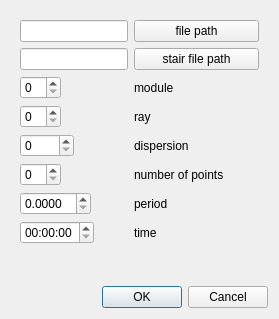
The window that src/flowdetecter.ui (vtyulb/BSA-Analytics) describes before a commit, drawn with Qt 5.
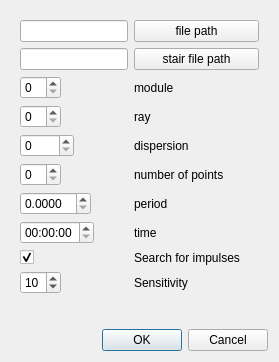
The same window after the commit.

Commit message: big impulses

Patch:
```diff
--- a/src/flowdetecter.ui
+++ b/src/flowdetecter.ui
@@ -7,7 +7,7 @@
     <x>0</x>
     <y>0</y>
     <width>279</width>
-    <height>319</height>
+    <height>362</height>
    </rect>
   </property>
   <property name="windowTitle">
@@ -109,6 +109,37 @@
         </property>
        </widget>
       </item>
+      <item row="9" column="0">
+       <widget class="QCheckBox" name="impulses">
+        <property name="text">
+         <string/>
+        </property>
+        <property name="checked">
+         <bool>true</bool>
+        </property>
+       </widget>
+      </item>
+      <item row="9" column="1">
+       <widget class="QLabel" name="label_7">
+        <property name="text">
+         <string>Search for impulses</string>
+        </property>
+       </widget>
+      </item>
+      <item row="10" column="0">
+       <widget class="QSpinBox" name="impulseSensitivity">
+        <property name="value">
+         <number>10</number>
+        </property>
+       </widget>
+      </item>
+      <item row="10" column="1">
+       <widget class="QLabel" name="label_8">
+        <property name="text">
+         <string>Sensitivity</string>
+        </property>
+       </widget>
+      </item>
      </layout>
     </widget>
    </item>
```
The commit also changes 1 other file.
